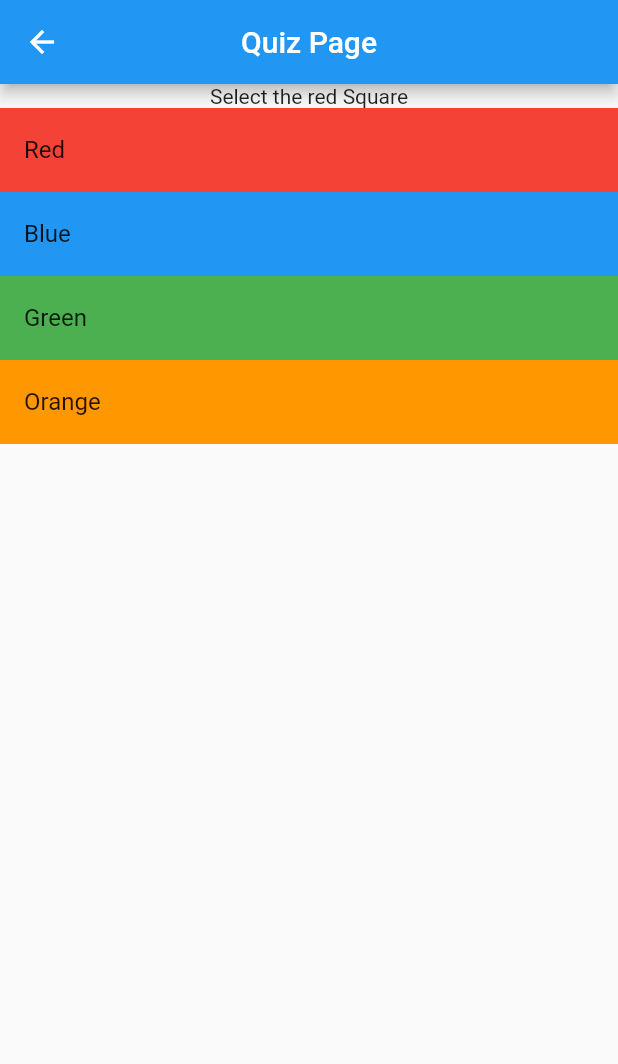
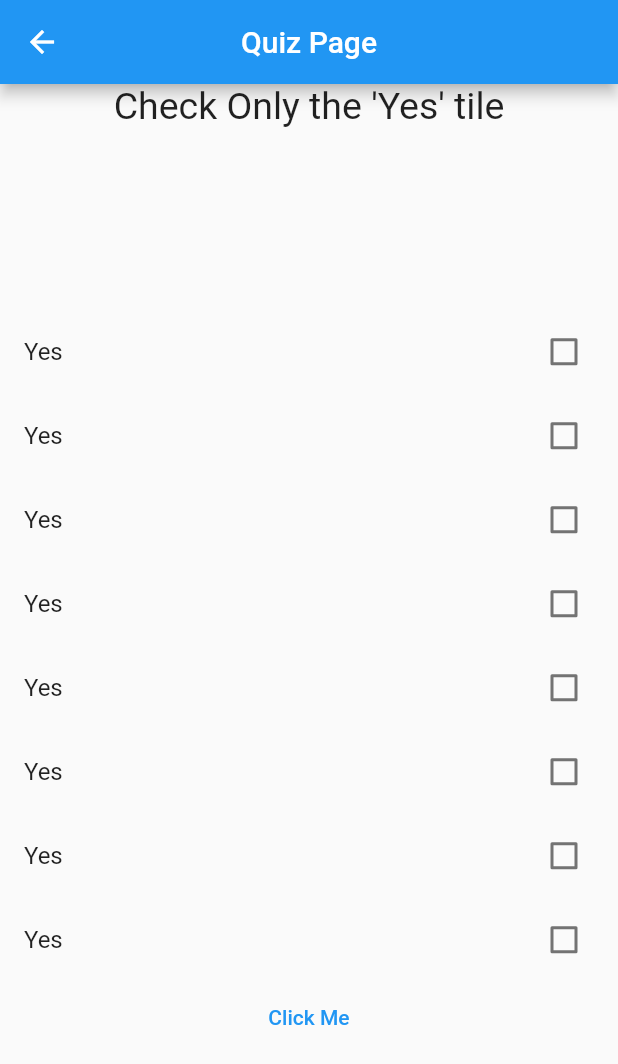
Before and after one commit to c151423m/flutter_zero_to_hero_app_4, a Flutter app: the QuizPage screen opened directly, after a tap on "Red", on a phone screen of 412 x 824 dp. Shown: the top 1064 px of the screen. Run offline on Flutter 3.47's test engine with Material 2 defaults, Android fonts, the phone set to English and light mode, and no system bars.

Commit message:
finalized version for the practice

```diff
--- a/lib/quiz_page.dart
+++ b/lib/quiz_page.dart
@@ -1,27 +1,126 @@
+import 'dart:math';
+
 import 'package:flutter/material.dart';
 
-class QuizPage extends StatelessWidget {
+class TileInfo {
+  String title;
+  Color color;
+
+  TileInfo({required this.title, required this.color});
+}
+
+List<TileInfo> tileInfoList = [
+  TileInfo(title: 'Red', color: Colors.red),
+  TileInfo(title: 'Green', color: Colors.green),
+  TileInfo(title: 'Blue', color: Colors.blue),
+  TileInfo(title: 'Orange', color: Colors.orange),
+];
+
+int score = 0;
+
+class QuizPage extends StatefulWidget {
   const QuizPage({Key? key}) : super(key: key);
 
   @override
+  State<QuizPage> createState() => _QuizPageState();
+}
+
+class _QuizPageState extends State<QuizPage> {
+  // if 0, show the first question page. if not , go to next question
+  int currentPage = 0;
+
+  List<bool?> boolToShow = List.generate(8, (index) => Random().nextBool());
+  List<bool?> boolCheckList = List.generate(8, (index) => false);
+
+  @override
   Widget build(BuildContext context) {
+    bool everythingIsFine = true;
     return Scaffold(
       appBar: AppBar(
         centerTitle: true,
         title: Text('Quiz Page'),
       ),
-      body: Container(
+      body: currentPage == 0
+          ? Container(
               width: double.infinity,
               child: (Column(
                 crossAxisAlignment: CrossAxisAlignment.center,
                 children: [
-            Text("Select the red Square"),
-            _customListTile(title: 'Red', color: Colors.red),
-            _customListTile(title: 'Blue', color: Colors.blue),
-            _customListTile(title: 'Green', color: Colors.green),
-            _customListTile(title: 'Orange', color: Colors.orange)
+                  Text(
+                    "Select the red Square",
+                    style: TextStyle(
+                      fontSize: 25,
+                    ),
+                  ),
+                  Spacer(),
+                  ...List.generate(
+                    tileInfoList.length,
+                    (index) => _customListTile(
+                        title: tileInfoList[index].title,
+                        color: tileInfoList[index].color),
+                  ),
+                  Spacer(),
                 ],
               )),
+            )
+          : currentPage == 1
+              ? Container(
+                  width: double.infinity,
+                  child: (Column(
+                    crossAxisAlignment: CrossAxisAlignment.center,
+                    children: [
+                      Text(
+                        "Check Only the 'Yes' tile",
+                        style: TextStyle(
+                          fontSize: 25,
+                        ),
+                      ),
+                      Spacer(),
+                      ...List.generate(
+                        boolCheckList.length,
+                        (index) {
+                          for (int i = 0; i < boolCheckList.length; i++) {
+                            if (boolToShow[i] != boolCheckList[i]) {
+                              everythingIsFine = false;
+                            }
+                          }
+                          return CheckboxListTile(
+                            value: boolCheckList[index],
+                            onChanged: (valueBool) {
+                              setState(() {
+                                boolCheckList[index] = valueBool;
+                              });
+                            },
+                            title: Text(boolToShow[index]! ? "Yes" : "No"),
+                          );
+                        },
+                      ),
+                      TextButton(
+                        onPressed: () {
+                          setState(() {
+                            if (everythingIsFine) {
+                              score += 1;
+                            }
+                            currentPage += 1;
+                            print(currentPage);
+                          });
+                        },
+                        child: Text("Click Me"),
+                      ),
+                      Spacer(),
+                    ],
+                  )),
+                )
+              : Container(
+                  child: Center(
+                    child: Text(
+                      'Score $score',
+                      style: TextStyle(
+                          fontSize: 30,
+                          fontWeight: FontWeight.bold,
+                          color: Colors.red),
+                    ),
+                  ),
                 ),
     );
   }
@@ -31,7 +130,18 @@ class QuizPage extends StatelessWidget {
         title: Text(title),
         tileColor: color,
         onTap: () {
-          print(title);
+          if (color == Colors.red) {
+            print('Yes, this is Red');
+            score = 1;
+            print(score);
+          } else {
+            print('OMG THIS IS NOT RED YOU TWAT');
+            score = 0;
+          }
+          setState(() {
+            // setState meands to reset the build
+            currentPage += 1;
+          });
         },
       );
 }
```
Lines whose indentation alone changed are shown as unchanged.
